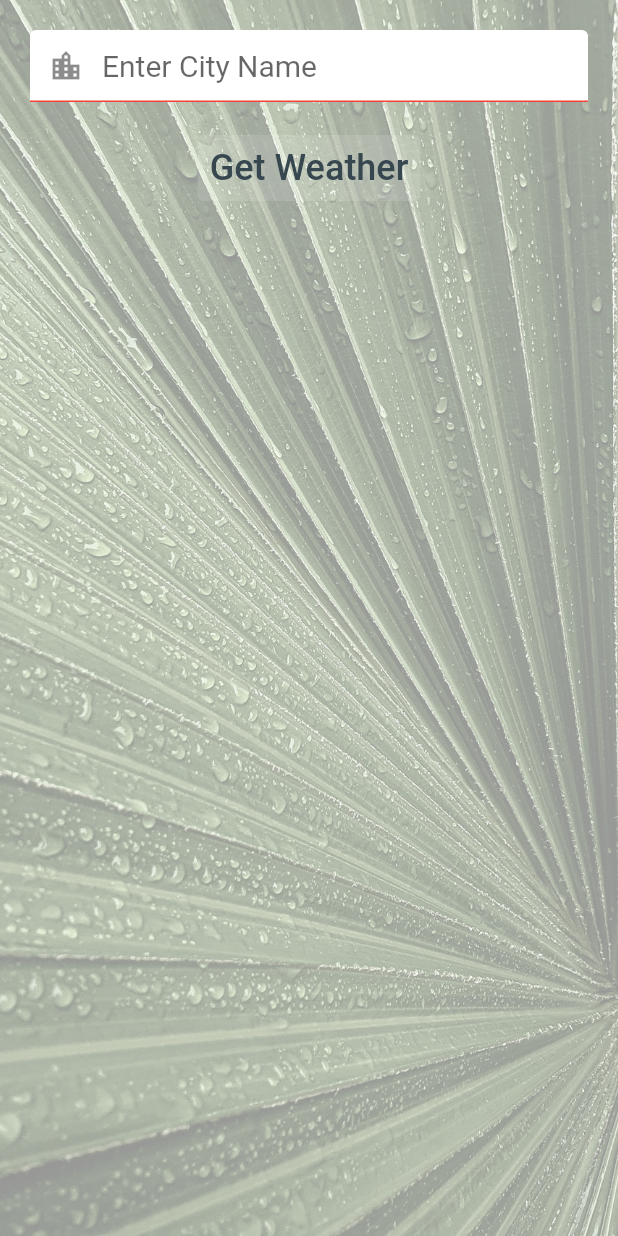
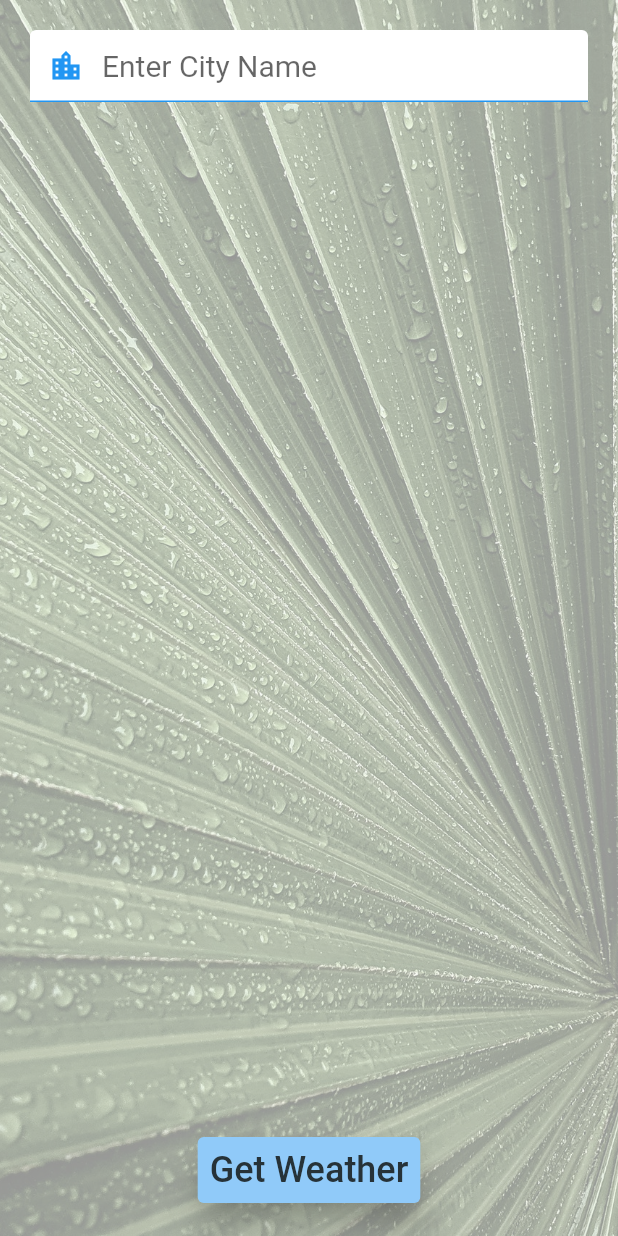
Before and after one commit to Bitupan132/weather-app, a Flutter app: the CityWeatherPage screen opened directly, on a phone screen of 412 x 824 dp. Run offline on Flutter 3.47's test engine with Material 2 defaults, Android fonts, the phone set to English and light mode, and no system bars; our stand-ins replace flutter_spinkit, geolocator.

Commit message:
city weather page refactored

```diff
--- a/lib/screens/city_weather_page.dart
+++ b/lib/screens/city_weather_page.dart
@@ -25,7 +25,11 @@ class _CityWeatherPageState extends State<CityWeatherPage> {
           child: Padding(
             padding: const EdgeInsets.all(20.0),
             child: Column(
+              mainAxisAlignment: MainAxisAlignment.spaceBetween,
               children: [
+                // SizedBox(
+                //   height: 20,
+                // ),
                 TextField(
                   onChanged: (value) {
                     _cityname = value;
@@ -37,36 +41,37 @@ class _CityWeatherPageState extends State<CityWeatherPage> {
                     fillColor: Color(0xffFFFFFF),
                     filled: true,
                     enabledBorder: UnderlineInputBorder(
-                      borderSide: BorderSide(color: Colors.red),
+                      borderSide: BorderSide(color: Colors.blue),
                     ),
                     focusedBorder: UnderlineInputBorder(
-                      borderSide: BorderSide(color: Colors.green),
+                      borderSide: BorderSide(color: Colors.blue),
                     ),
                     prefixIcon: Icon(
                       Icons.location_city_outlined,
-                      //color: Colors.green,
+                      color: Colors.blue,
                     ),
                     //icon: Icon(Icons.location_city),
                     //focusColor: Color(0xff008080),
                     //hoverColor: Color(0xff008080),
                   ),
                 ),
-                SizedBox(
-                  height: 20,
-                ),
+                // SizedBox(
+                //   height: 20,
+                // ),
                 Row(
                   mainAxisAlignment: MainAxisAlignment.center,
                   children: [
                     TextButton(
-                      style:
-                          TextButton.styleFrom(backgroundColor: Colors.white12),
+                      style: TextButton.styleFrom(
+                          backgroundColor: Colors.blue[200], elevation: 10),
                       onPressed: () {
-                        Navigator.pop(context, _cityname);    // the name of the city is passed back to the previous page
+                        Navigator.pop(context,
+                            _cityname); // the name of the city is passed back to the previous page
                       },
                       child: Text(
                         'Get Weather',
                         style: TextStyle(
-                          color: Colors.blueGrey[800],
+                          color: Colors.blueGrey[900],
                           fontSize: 24,
                         ),
                       ),
```
Also changed, not shown: lib/screens/weather_page.dart (+14 -1 lines).
